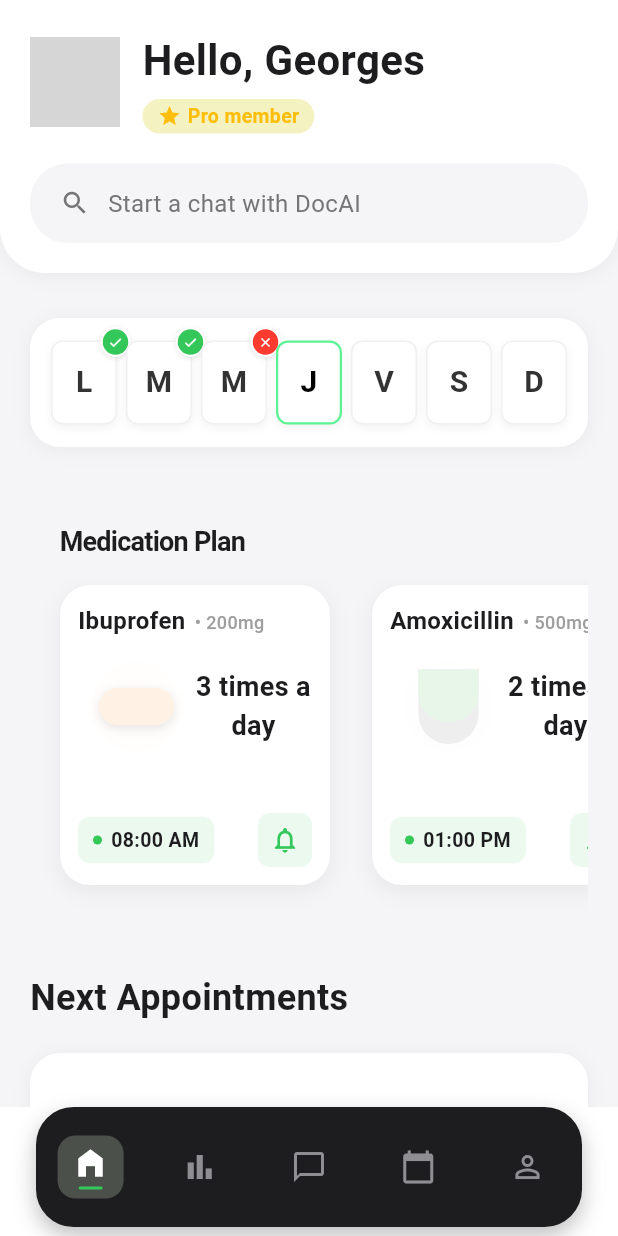
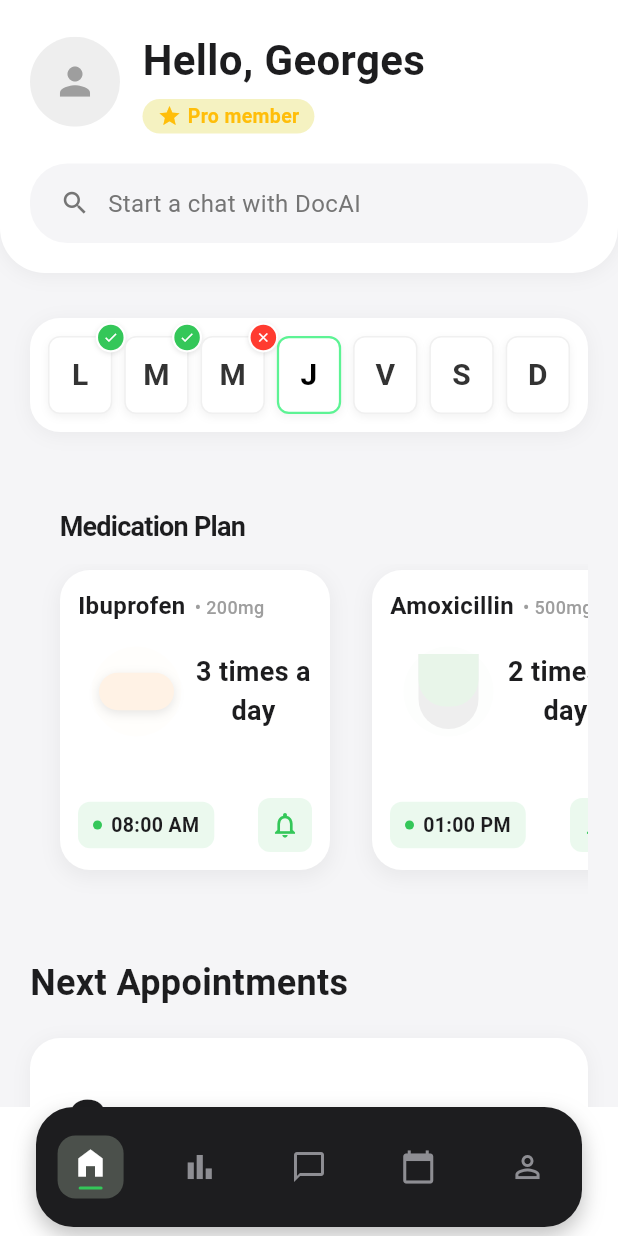
Before and after one commit to ESP-Corevia/corevia_mobile, a Flutter app: the screen it shows after launch, on a phone screen of 412 x 824 dp. Run offline on Flutter 3.47's test engine with Material 3 defaults, Android fonts, the phone set to English and light mode, and no system bars; our stand-ins replace flutter_secure_storage, go_router, lucide_icons_flutter; network calls fail; grey boxes are pictures that could not be loaded.

Commit message:
fix: overflow and bugs on home screen

```diff
--- a/lib/core/routes/app_router.dart
+++ b/lib/core/routes/app_router.dart
@@ -6,6 +6,7 @@ import '../../features/calendar/presentation/screens/calendar_screen.dart';
 import '../../features/home/presentation/screens/home_screen.dart';
 import '../../features/account/presentation/screens/account_screen.dart';
 import '../../features/account/presentation/screens/edit_account_screen.dart';
+import '../../features/statistics/presentation/screens/statistics_screen.dart';
 
 //  la navbar
 import '../../widgets/navigation_bar.dart';
@@ -34,7 +35,11 @@ final GoRouter router = GoRouter(
         ),
         GoRoute(
           path: '/calendar',
-          builder: (context, state) => const CalendarScreen()
+          builder: (context, state) => const CalendarScreen(),
+        ),
+        GoRoute(
+          path: '/stats',
+          builder: (context, state) => const StatisticsScreen(),
         ),
       ],
     ),
--- a/lib/features/account/presentation/screens/account_screen.dart
+++ b/lib/features/account/presentation/screens/account_screen.dart
@@ -146,7 +146,7 @@ class _AccountScreenState extends State<AccountScreen> {
                               isNotificationsEnabled = value;
                             });
                           },
-                          activeThumbColor: AppColors.green,
+                          // activeThumbColor: AppColors.green,
                         ),
                       ),
                       _buildActionTile(
--- a/lib/features/account/presentation/screens/edit_account_screen.dart
+++ b/lib/features/account/presentation/screens/edit_account_screen.dart
@@ -473,7 +473,7 @@ class _EditAccountScreenState extends State<EditAccountScreen> {
           borderSide: BorderSide(color: AppColors.green, width: 2), // Couleur de bordure quand sélectionné
         ),
       ),
-      initialValue: selectedGender,
+      // initialValue: selectedGender,
       items: <String>[
         'Male',
         'Female',
--- a/lib/features/home/presentation/screens/home_screen.dart
+++ b/lib/features/home/presentation/screens/home_screen.dart
@@ -85,19 +85,36 @@ class _HomeScreenState extends State<HomeScreen> {
                 onTap: () {
                   _showSnackBar('Profil cliqué');
                 },
-                child: Container(
-                  width: 60,
-                  height: 60,
-                  decoration: BoxDecoration(
-                    shape: BoxShape.circle,
-                    // border: Border.all(
-                    //   color: const Color(0xFFFFD60A),
-                    //   width: 3,
-                    // ),
-                    image: const DecorationImage(
-                      image: NetworkImage('https://i.pravatar.cc/150?img=32'),
-                      fit: BoxFit.cover,
+                child: ClipOval(
+                  child: Image.network(
+                    'https://i.pravatar.cc/150?img=32',
+                    width: 60,
+                    height: 60,
+                    fit: BoxFit.cover,
+                    errorBuilder: (context, error, stackTrace) => Container(
+                      width: 60,
+                      height: 60,
+                      color: Colors.grey[200],
+                      child: const Icon(
+                        Icons.person,
+                        size: 30,
+                        color: Colors.grey,
+                      ),
                     ),
+                    loadingBuilder: (context, child, loadingProgress) {
+                      if (loadingProgress == null) return child;
+                      return Container(
+                        width: 60,
+                        height: 60,
+                        color: Colors.grey[200],
+                        child: const Center(
+                          child: CircularProgressIndicator(
+                            strokeWidth: 2,
+                            valueColor: AlwaysStoppedAnimation<Color>(Colors.grey),
+                          ),
+                        ),
+                      );
+                    },
                   ),
                 ),
               ),
@@ -251,7 +268,7 @@ class _HomeScreenState extends State<HomeScreen> {
     final daysOfWeek = getDaysOfWeek();
 
     return Container(
-      padding: const EdgeInsets.symmetric(horizontal: 10, vertical: 15),
+      padding: const EdgeInsets.symmetric(horizontal: 8, vertical: 12),
       decoration: BoxDecoration(
         color: Colors.white,
         borderRadius: BorderRadius.circular(20),
@@ -264,11 +281,13 @@ class _HomeScreenState extends State<HomeScreen> {
         ],
       ),
       child: Row(
-        mainAxisAlignment: MainAxisAlignment.spaceEvenly,
-        children: List.generate(
-          daysOfWeek.length,
-          (index) => _buildDayCircle(daysOfWeek[index], index),
-        ),
+        mainAxisAlignment: MainAxisAlignment.spaceBetween,
+        children: daysOfWeek.map<Widget>((day) => Expanded(
+          child: Padding(
+            padding: const EdgeInsets.symmetric(horizontal: 2),
+            child: _buildDayCircle(day, daysOfWeek.indexOf(day)),
+          ),
+        )).toList(),
       ),
     );
   }
@@ -291,8 +310,8 @@ class _HomeScreenState extends State<HomeScreen> {
         _showSnackBar('${day['fullName']} ${day['date'].day}/${day['date'].month} sélectionné');
       },
       child: Container(
-        width: 44,
-        height: 56,
+        width: 36,
+        height: 52,
         margin: const EdgeInsets.symmetric(horizontal: 2),
         decoration: BoxDecoration(
           color: Colors.white,
```
Also changed, not shown: lib/routing/app_router.dart (+56 -36 lines), pubspec.lock.
